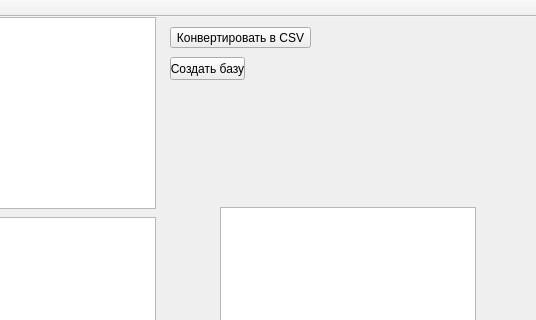
This is mainwindow.ui in Zheka001/Convertor as Qt 5 draws it before an edit; both pictures show x 110 to 646 and y 0 to 320 of the 646 by 534 pixel window. The edited form follows.
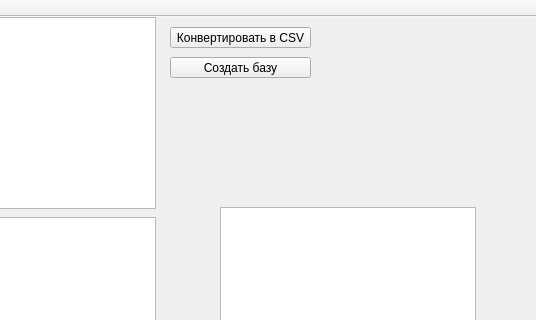
This is the edited form.

Diff of the .ui file:
```diff
--- a/mainwindow.ui
+++ b/mainwindow.ui
@@ -52,8 +52,8 @@
      <rect>
       <x>280</x>
       <y>40</y>
-      <width>75</width>
-      <height>23</height>
+      <width>141</width>
+      <height>21</height>
      </rect>
     </property>
     <property name="text">
```
